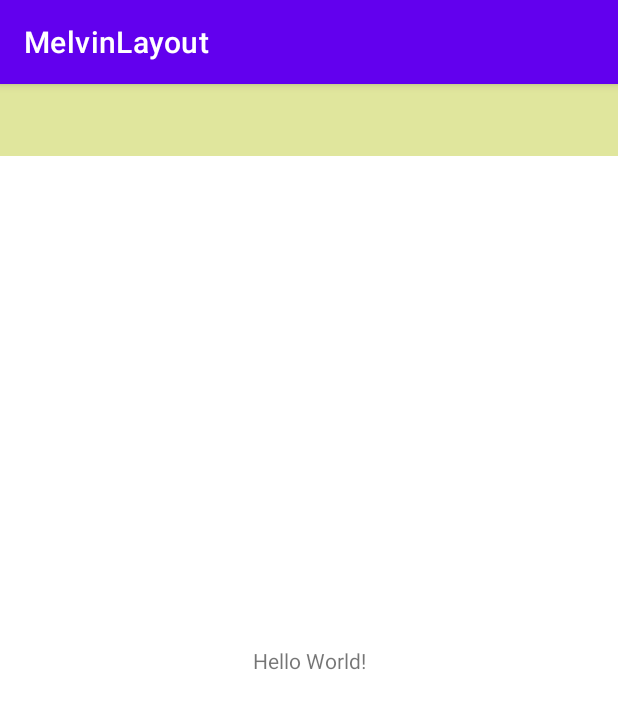
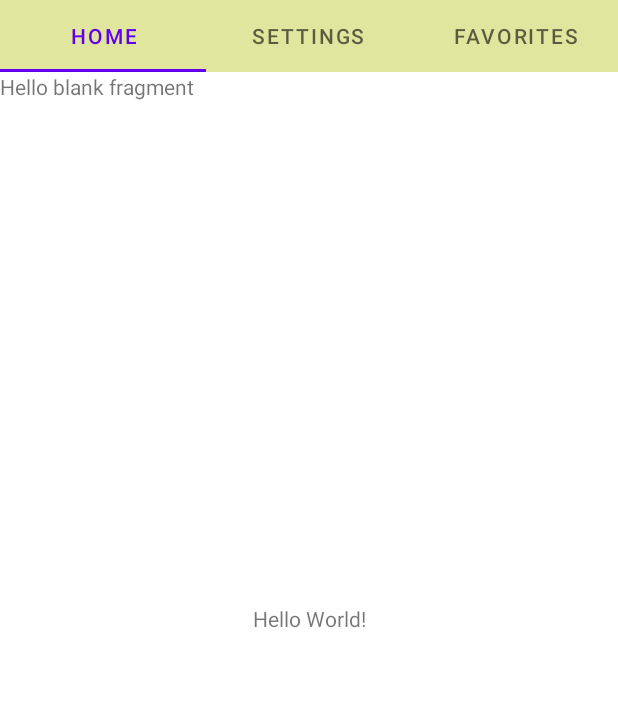
Before and after one commit to MelvinCarlPote3399/MelvinLayout_Lab5, an Android app: the screen it shows after launch (PoteActivity), on a phone screen of 412 x 824 dp. Shown: the top 709 px of the screen. Run offline under Robolectric (Android 15) with nearby library versions, the phone set to English and light mode, and no system bars.

Commit message:
Managed to create tab labels

```diff
--- a/MelvinModule/src/main/java/melvincarl/pote/n01483399/lab5/PoteActivity.java
+++ b/MelvinModule/src/main/java/melvincarl/pote/n01483399/lab5/PoteActivity.java
@@ -1,25 +1,37 @@
 package melvincarl.pote.n01483399.lab5;
 
+import androidx.annotation.NonNull;
 import androidx.appcompat.app.AppCompatActivity;
 import androidx.fragment.app.Fragment;
 import androidx.viewpager2.widget.ViewPager2;
 
 import android.os.Bundle;
+import android.view.View;
+
+import com.google.android.material.tabs.TabLayout;
+import com.google.android.material.tabs.TabLayoutMediator;
 
 import java.util.ArrayList;
 
-public class PoteActivity extends AppCompatActivity {
+public class PoteActivity extends AppCompatActivity implements TabLayoutMediator.TabConfigurationStrategy {
 
     ViewPager2 viewPager2;
+    TabLayout tabLayout;
+    ArrayList<String> titles;
 
     @Override
     protected void onCreate(Bundle savedInstanceState) {
         super.onCreate(savedInstanceState);
         setContentView(R.layout.activity_main);
 
-
         viewPager2 = findViewById(R.id.viewPager2);
-
+        tabLayout = findViewById(R.id.tabLayout);
+        titles = new ArrayList<String>();
+        titles.add("Home");
+        titles.add("Settings");
+        titles.add("Favorites");
+        setViewPagerAdapter();
+        new TabLayoutMediator(tabLayout,viewPager2,this).attach();
     }
     public void setViewPagerAdapter () {
         ViewPager2Adapter viewPager2Adapter = new ViewPager2Adapter(this);
@@ -31,4 +43,8 @@ public class PoteActivity extends AppCompatActivity {
         viewPager2.setAdapter(viewPager2Adapter);
     }
 
+    @Override
+    public void onConfigureTab(@NonNull TabLayout.Tab tab, int position) {
+        tab.setText(titles.get(position));
+    }
 }
--- a/MelvinModule/src/main/res/values-night/themes.xml
+++ b/MelvinModule/src/main/res/values-night/themes.xml
@@ -1,6 +1,6 @@
 <resources xmlns:tools="http://schemas.android.com/tools">
     <!-- Base application theme. -->
-    <style name="Theme.MelvinLayout" parent="Theme.MaterialComponents.DayNight.DarkActionBar">
+    <style name="Theme.MelvinLayout" parent="Theme.MaterialComponents.DayNight.NoActionBar">
         <!-- Primary brand color. -->
         <item name="colorPrimary">@color/purple_200</item>
         <item name="colorPrimaryVariant">@color/purple_700</item>
--- a/MelvinModule/src/main/res/values/themes.xml
+++ b/MelvinModule/src/main/res/values/themes.xml
@@ -1,6 +1,6 @@
 <resources xmlns:tools="http://schemas.android.com/tools">
     <!-- Base application theme. -->
-    <style name="Theme.MelvinLayout" parent="Theme.MaterialComponents.DayNight.DarkActionBar">
+    <style name="Theme.MelvinLayout" parent="Theme.MaterialComponents.DayNight.NoActionBar">
         <!-- Primary brand color. -->
         <item name="colorPrimary">@color/purple_500</item>
         <item name="colorPrimaryVariant">@color/purple_700</item>
```
